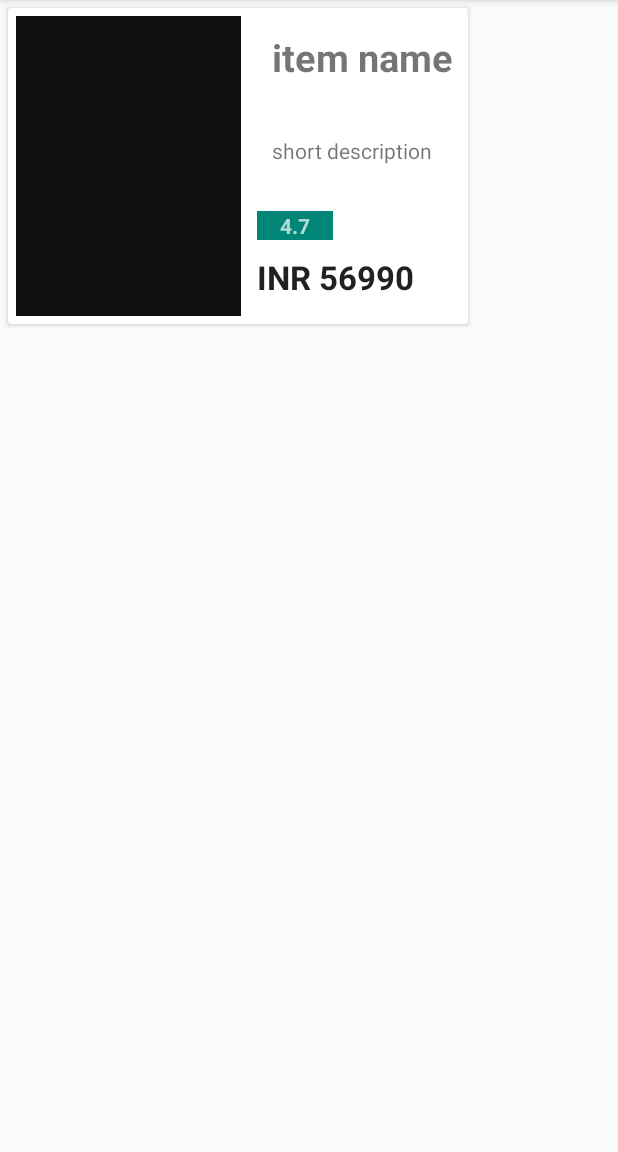
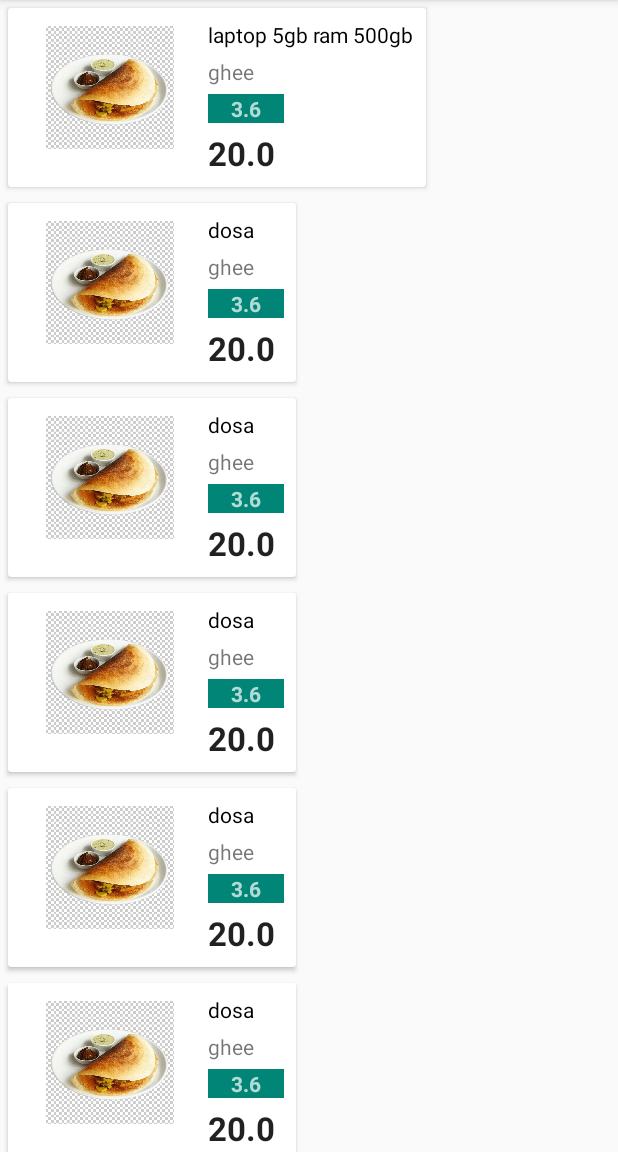
Before and after one commit to yogi2796/RecyclerView_CardView, an Android app: the screen it shows after launch (MainActivity), on a phone screen of 412 x 824 dp, the part 84-1236 px from its top. Run offline under Robolectric (Android 15) with nearby library versions, the phone set to English and light mode, and no system bars.

Commit message:
add some  items

```diff
--- a/app/src/main/java/com/example/recyclerview_cardview/MainActivity.java
+++ b/app/src/main/java/com/example/recyclerview_cardview/MainActivity.java
@@ -28,7 +28,57 @@ public class MainActivity extends AppCompatActivity {
 
         productList.add(
                 new Product(
-                    1,"dosa","ghee", 3.6, 20, R.drawable.dosa
+                    1,"laptop 5gb ram 500gb","ghee", 3.6, 20, R.drawable.dosa
+                ));
+
+        productList.add(
+                new Product(
+                        1,"dosa","ghee", 3.6, 20, R.drawable.dosa
+                ));
+
+        productList.add(
+                new Product(
+                        1,"dosa","ghee", 3.6, 20, R.drawable.dosa
+                ));
+
+        productList.add(
+                new Product(
+                        1,"dosa","ghee", 3.6, 20, R.drawable.dosa
+                ));
+
+        productList.add(
+                new Product(
+                        1,"dosa","ghee", 3.6, 20, R.drawable.dosa
+                ));
+
+        productList.add(
+                new Product(
+                        1,"dosa","ghee", 3.6, 20, R.drawable.dosa
+                ));
+
+        productList.add(
+                new Product(
+                        1,"dosa","ghee", 3.6, 20, R.drawable.dosa
+                ));
+
+        productList.add(
+                new Product(
+                        1,"dosa","ghee", 3.6, 20, R.drawable.dosa
+                ));
+
+        productList.add(
+                new Product(
+                        1,"dosa","ghee", 3.6, 20, R.drawable.dosa
+                ));
+
+        productList.add(
+                new Product(
+                        1,"dosa","ghee", 3.6, 20, R.drawable.dosa
+                ));
+
+        productList.add(
+                new Product(
+                        1,"dosa","ghee", 3.6, 20, R.drawable.dosa
                 ));
 
         ProductAdapter adapter = new ProductAdapter(this,productList);
--- a/app/src/main/java/com/example/recyclerview_cardview/Product.java
+++ b/app/src/main/java/com/example/recyclerview_cardview/Product.java
@@ -3,43 +3,43 @@ package com.example.recyclerview_cardview;
 public class Product {
 
     private int id;
-    private String itemname1;
-    private String shortdesc1;
-    private double rating1;
-    private double price1;
-    private int imageview1;
+    private String title;
+    private String shortdesc;
+    private double rating;
+    private double price;
+    private int image;
 
-    public Product(int id, String itemname1, String shortdesc1, double rating1, double price1, int imageview1) {
+
+    public Product(int id, String title, String shortdesc, double rating, double price, int image) {
         this.id = id;
-        this.itemname1 = itemname1;
-        this.shortdesc1 = shortdesc1;
-        this.rating1 = rating1;
-        this.price1 = price1;
-        this.imageview1 = imageview1;
+        this.title = title;
+        this.shortdesc = shortdesc;
+        this.rating = rating;
+        this.price = price;
+        this.image = image;
     }
-
 
     public int getId() {
         return id;
     }
 
-    public String getItemname1() {
-        return itemname1;
+    public String getTitle() {
+        return title;
     }
 
-    public String getShortdesc1() {
-        return shortdesc1;
+    public String getShortdesc() {
+        return shortdesc;
     }
 
-    public double getRating1() {
-        return rating1;
+    public double getRating() {
+        return rating;
     }
 
-    public double getPrice1() {
-        return price1;
+    public double getPrice() {
+        return price;
     }
 
-    public int getImageview1() {
-        return imageview1;
+    public int getImage() {
+        return image;
     }
 }
--- a/app/src/main/java/com/example/recyclerview_cardview/ProductAdapter.java
+++ b/app/src/main/java/com/example/recyclerview_cardview/ProductAdapter.java
@@ -32,14 +32,14 @@ public class ProductAdapter extends RecyclerView.Adapter<ProductAdapter.ProductV
 
     @Override
     public void onBindViewHolder(@NonNull ProductViewHolder holder, int position) {
-            Product product =productList.get(position);
+            Product product = productList.get(position);
 
-            holder.itemname1.setText(product.getItemname1());
-            holder.shortdesc1.setText(product.getShortdesc1());
-            holder.rating1.setText(String.valueOf(product.getRating1()));
-            holder.price1.setText(String.valueOf(product.getPrice1()));
+            holder.itemname1.setText(product.getTitle());
+            holder.shortdesc1.setText(product.getShortdesc());
+            holder.rating1.setText(String.valueOf(product.getRating()));
+            holder.price1.setText(String.valueOf(product.getPrice()));
 
-            holder.imageview1.setImageDrawable(ctx.getResources().getDrawable(product.getImageview1()));
+            holder.imageview1.setImageDrawable(ctx.getResources().getDrawable(product.getImage()));
     }
 
     @Override
@@ -53,11 +53,11 @@ public class ProductAdapter extends RecyclerView.Adapter<ProductAdapter.ProductV
 
         public ProductViewHolder(@NonNull View itemView) {
             super(itemView);
-            this.itemname1 = itemname1;
-            this.shortdesc1 = shortdesc1;
-            this.rating1 = rating1;
-            this.price1 = price1;
-            this.imageview1 = imageview1;
+            this.itemname1 = itemView.findViewById(R.id.textViewTitle);
+            this.shortdesc1 = itemView.findViewById(R.id.textViewShortDesc);
+            this.rating1 = itemView.findViewById(R.id.textViewRating);
+            this.price1 = itemView.findViewById(R.id.textViewPrice);
+            this.imageview1 = itemView.findViewById(R.id.imageView);
         }
 
 
--- a/app/src/main/res/layout/layout_cardview.xml
+++ b/app/src/main/res/layout/layout_cardview.xml
@@ -1,7 +1,8 @@
 <?xml version="1.0" encoding="utf-8"?>
 <LinearLayout xmlns:android="http://schemas.android.com/apk/res/android"
-    android:orientation="vertical" android:layout_width="match_parent"
-    android:layout_height="match_parent">
+    android:layout_width="match_parent"
+    android:layout_height="wrap_content"
+    android:orientation="vertical">
 
     <androidx.cardview.widget.CardView
         android:layout_width="match_parent"
@@ -10,50 +11,44 @@
 
         <RelativeLayout
             android:layout_width="match_parent"
-            android:layout_height="wrap_content">
+            android:layout_height="wrap_content"
+            android:padding="8dp">
 
             <ImageView
-                android:id="@+id/imageview1"
-                android:layout_width="150dp"
-                android:layout_height="200dp"
-                android:background="#0f0f0f"
-                android:padding="5dp"
-                android:layout_margin="5dp"
-                />
+                android:id="@+id/imageView"
+                android:layout_width="120dp"
+                android:layout_height="90dp"
+                android:padding="4dp" />
 
             <TextView
-                android:id="@+id/itemname1"
+                android:id="@+id/textViewTitle"
                 android:layout_width="wrap_content"
-                android:layout_height="50dp"
+                android:layout_height="wrap_content"
+                android:layout_marginLeft="5dp"
+                android:layout_toRightOf="@id/imageView"
+                android:text="Apple MacBook Air Core i5 5th Gen - (8 GB/128 GB SSD/Mac OS Sierra)"
+                android:textAppearance="@style/Base.TextAppearance.AppCompat.Small"
+                android:textColor="#000000" />
+
+            <TextView
+                android:id="@+id/textViewShortDesc"
+                android:layout_width="wrap_content"
+                android:layout_height="wrap_content"
+                android:layout_below="@id/textViewTitle"
                 android:layout_marginLeft="5dp"
                 android:layout_marginTop="5dp"
-                android:layout_toRightOf="@+id/imageview1"
-                android:padding="10dp"
-                android:text="item name"
-                android:textAppearance="@style/Base.TextAppearance.AppCompat.Small"
-                android:textSize="25dp"
-                android:textStyle="bold" />
-
-            <TextView
-                android:id="@+id/shortdesc1"
-                android:layout_width="wrap_content"
-                android:layout_height="40dp"
-                android:layout_below="@+id/itemname1"
-                android:layout_marginLeft="5dp"
-                android:layout_marginTop="20dp"
-                android:layout_toRightOf="@+id/imageview1"
-                android:padding="10dp"
-                android:text="short description"
+                android:layout_toRightOf="@id/imageView"
+                android:text="13.3 Inch, 256 GB"
                 android:textAppearance="@style/Base.TextAppearance.AppCompat.Small" />
 
             <TextView
-                android:id="@+id/rating1"
+                android:id="@+id/textViewRating"
                 android:layout_width="wrap_content"
                 android:layout_height="wrap_content"
-                android:layout_below="@id/shortdesc1"
+                android:layout_below="@id/textViewShortDesc"
                 android:layout_marginLeft="5dp"
-                android:layout_marginTop="20dp"
-                android:layout_toRightOf="@id/imageview1"
+                android:layout_marginTop="5dp"
+                android:layout_toRightOf="@id/imageView"
                 android:background="@color/colorPrimary"
                 android:paddingLeft="15dp"
                 android:paddingRight="15dp"
@@ -62,18 +57,18 @@
                 android:textStyle="bold" />
 
             <TextView
-                android:id="@+id/price1"
+                android:id="@+id/textViewPrice"
                 android:layout_width="wrap_content"
                 android:layout_height="wrap_content"
-                android:layout_below="@id/rating1"
+                android:layout_below="@id/textViewRating"
                 android:layout_marginLeft="5dp"
-                android:layout_marginTop="10dp"
-                android:layout_toRightOf="@id/imageview1"
+                android:layout_marginTop="5dp"
+                android:layout_toRightOf="@id/imageView"
                 android:text="INR 56990"
                 android:textAppearance="@style/Base.TextAppearance.AppCompat.Large"
                 android:textStyle="bold" />
+
         </RelativeLayout>
-
 
     </androidx.cardview.widget.CardView>
 
```
